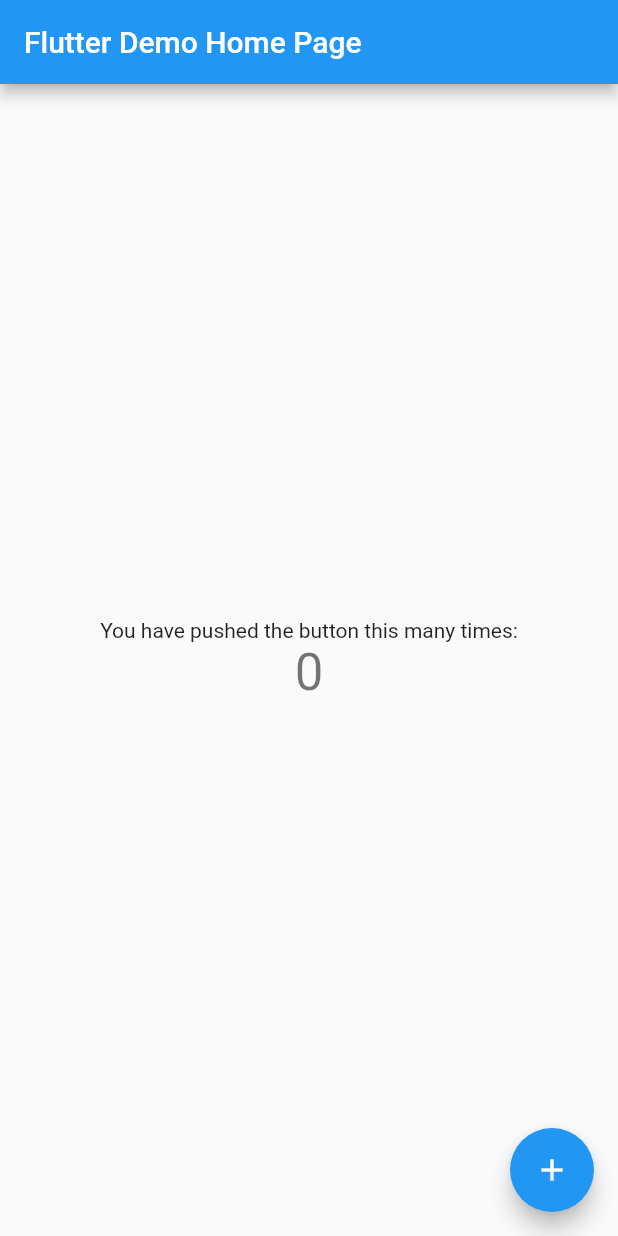
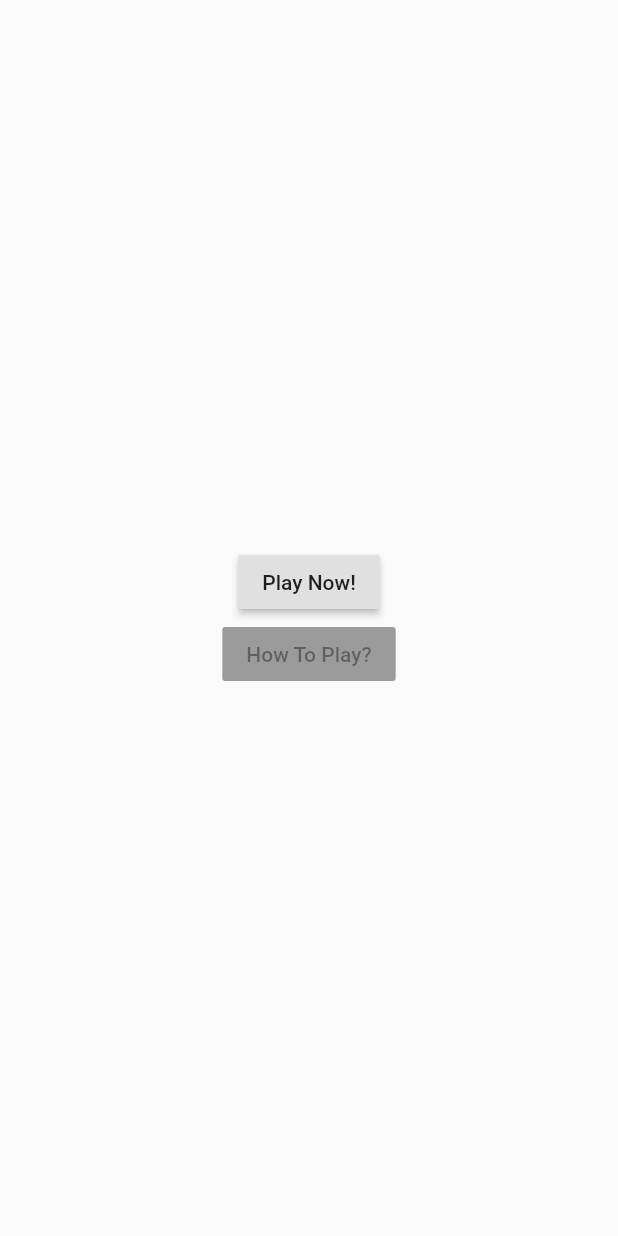
Before and after one commit to Xenon-Labs/shots-roulette, a Flutter app: the screen it shows after launch, on a phone screen of 412 x 824 dp. Run offline on Flutter 3.47's test engine with Material 2 defaults, Android fonts, the phone set to English and light mode, and no system bars; our stand-ins replace numberpicker.

```diff
--- a/lib/main.dart
+++ b/lib/main.dart
@@ -1,4 +1,6 @@
 import 'package:flutter/material.dart';
+import 'package:shots_roulette/screens/overview/overview.dart';
+import 'package:shots_roulette/themeData.dart';
 
 void main() => runApp(MyApp());
 
@@ -7,20 +9,10 @@ class MyApp extends StatelessWidget {
   @override
   Widget build(BuildContext context) {
     return MaterialApp(
-      title: 'Flutter Demo',
-      theme: ThemeData(
-        // This is the theme of your application.
-        //
-        // Try running your application with "flutter run". You'll see the
-        // application has a blue toolbar. Then, without quitting the app, try
-        // changing the primarySwatch below to Colors.green and then invoke
-        // "hot reload" (press "r" in the console where you ran "flutter run",
-        // or simply save your changes to "hot reload" in a Flutter IDE).
-        // Notice that the counter didn't reset back to zero; the application
-        // is not restarted.
-        primarySwatch: Colors.blue,
-      ),
-      home: MyHomePage(title: 'Flutter Demo Home Page'),
+      title: 'Shots Roulette',
+      theme: themeData,
+      debugShowCheckedModeBanner: false,
+      home: Overview(),
     );
   }
 }
--- /dev/null
+++ b/lib/screens/overview/overview.dart
@@ -0,0 +1,27 @@
+import 'package:flutter/material.dart';
+import 'package:shots_roulette/screens/gameSetting/gameSetting.dart';
+import 'package:shots_roulette/sharedWidgets/defaultRaisedButton.dart';
+
+class Overview extends StatelessWidget {
+  @override
+  Widget build(BuildContext context) {
+    return Scaffold(
+      body: Center(
+        child: Column(
+          mainAxisAlignment: MainAxisAlignment.center,
+          children: <Widget>[
+            DefaultRaisedButton(
+              onPressed: () => Navigator.push(context,
+                  MaterialPageRoute(builder: (context) => GameSetting())),
+              title: "Play Now!",
+            ),
+            DefaultRaisedButton(
+              onPressed: null,
+              title: "How To Play?",
+            )
+          ],
+        ),
+      ),
+    );
+  }
+}
--- /dev/null
+++ b/lib/sharedWidgets/defaultRaisedButton.dart
@@ -0,0 +1,17 @@
+import 'package:flutter/material.dart';
+
+class DefaultRaisedButton extends StatelessWidget {
+  DefaultRaisedButton({Key key, this.title, @required this.onPressed}) : super
+      (key: key);
+
+  final String title;
+  final VoidCallback onPressed;
+
+  @override
+  Widget build(BuildContext context) {
+    return RaisedButton(
+      child: Text(title),
+      onPressed: onPressed,
+    );
+  }
+}
--- /dev/null
+++ b/lib/themeData.dart
@@ -0,0 +1,4 @@
+import 'package:flutter/material.dart';
+
+final ThemeData themeData =
+    ThemeData(textTheme: const TextTheme(display1: TextStyle(fontSize: 20)));
--- a/pubspec.yaml
+++ b/pubspec.yaml
@@ -17,6 +17,7 @@ environment:
   sdk: ">=2.1.0 <3.0.0"
 
 dependencies:
+  numberpicker: ^1.1.0
   flutter:
     sdk: flutter
 
```
Also changed, not shown: lib/screens/gameSession/gameSession.dart (added, +51 -0 lines), lib/screens/gameSetting/gameSetting.dart (added, +72 -0 lines), pubspec.lock.
